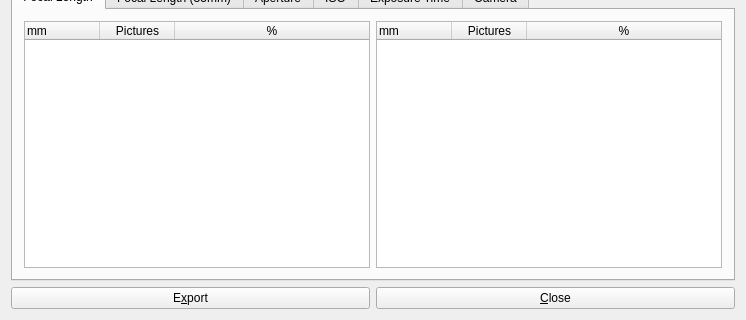
The window that ui/mainwindow.ui (danij/ExifStats) describes before a commit, drawn with Qt 5; both pictures show x 0 to 746 and y 156 to 476 of the 746 by 476 pixel window.
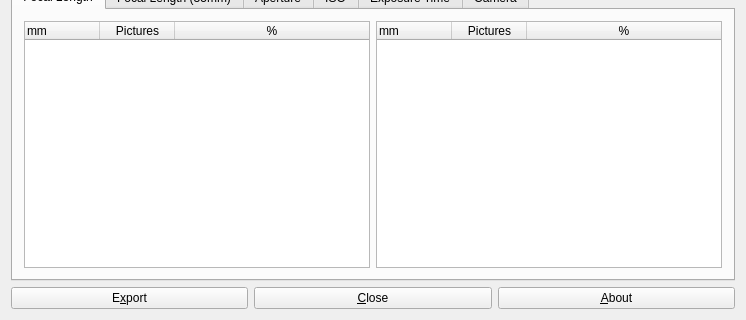
The same window after the commit. Icons and pictures are not drawn.

Commit message: Added: About dialog box

```diff
--- a/ui/mainwindow.ui
+++ b/ui/mainwindow.ui
@@ -649,6 +649,13 @@
           </property>
          </widget>
         </item>
+        <item>
+         <widget class="QPushButton" name="btnAbout">
+          <property name="text">
+           <string>&amp;About</string>
+          </property>
+         </widget>
+        </item>
        </layout>
       </item>
      </layout>
```
The commit also changes 8 other files.
